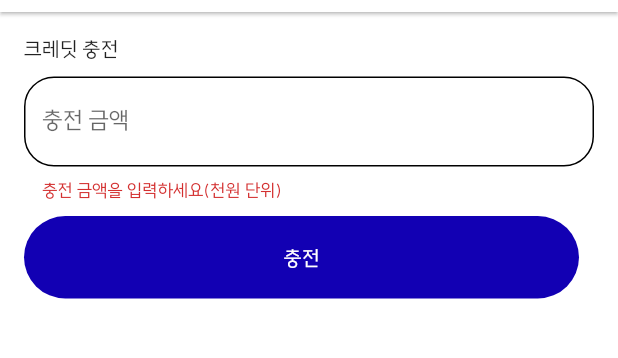
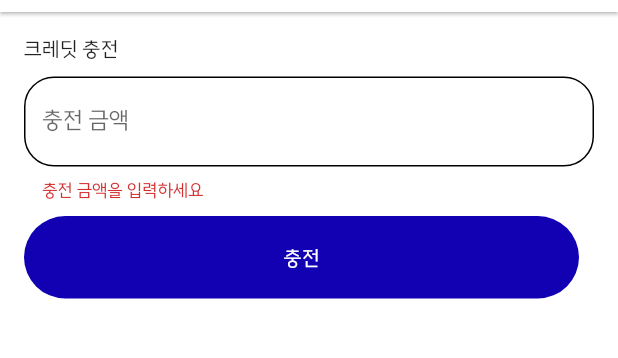
Before and after one commit to ParkJinUk4637/ClassCar, a Flutter app: the ChargePage screen opened directly with empty values, on a phone screen of 412 x 824 dp, the part 72-430 px from its top. Run offline on Flutter 3.47's test engine with Material 2 defaults, Android fonts, the phone set to English and light mode, and no system bars; our stand-ins replace cached_network_image, cloud_firestore, firebase_auth, firebase_core, firebase_storage, flutter_rating_bar and 7 more; missing offline and left inert: bootpay, remedi_kopo; accounts and stored records are empty; project files that could hold a hidden picture were left out.

Commit message:
일부 위치 금액 콤마 표기

```diff
--- a/lib/layouts/main_page/main_page/main_page.dart
+++ b/lib/layouts/main_page/main_page/main_page.dart
@@ -2,6 +2,7 @@ import 'package:cloud_firestore/cloud_firestore.dart';
 import 'package:firebase_auth/firebase_auth.dart';
 import 'package:flutter/material.dart';
 import 'package:flutter_rating_bar/flutter_rating_bar.dart';
+import 'package:intl/intl.dart';
 
 import '../../../component/app_snackbar.dart';
 import '../../../models/car_info_model.dart';
@@ -136,7 +137,7 @@ class _MainPage extends State<MainPage> with AutomaticKeepAliveClientMixin {
             Expanded(
               flex: 1,
               child: Column(children: [
-                Text("가격/일 : ${car.sharingPrice}원"),
+                Text("가격/일 : ${NumberFormat('###,###,###,###').format(car.sharingPrice).replaceAll(' ', '')}원"),
               ]),
             )
           ],
--- a/lib/layouts/main_page/my_page/charge_page.dart
+++ b/lib/layouts/main_page/my_page/charge_page.dart
@@ -43,7 +43,7 @@ class _ChargePage extends State<ChargePage> {
           keyboardType: TextInputType.emailAddress,
           validator: (String? value) {
             if (value!.isEmpty) {
-              return '충전 금액을 입력하세요(천원 단위)';
+              return '충전 금액을 입력하세요';
             }
             return null;
           },
--- a/lib/layouts/main_page/my_page/my_page.dart
+++ b/lib/layouts/main_page/my_page/my_page.dart
@@ -8,6 +8,7 @@ import 'package:flutter/material.dart';
 import 'package:flutter_secure_storage/flutter_secure_storage.dart';
 import 'package:get/get.dart';
 import 'package:image_picker/image_picker.dart';
+import 'package:intl/intl.dart';
 import 'package:my_classcar/layouts/main_page/my_page/charge_page.dart';
 import 'package:my_classcar/layouts/main_page/my_page/list_tile_button.dart';
 import 'package:my_classcar/layouts/main_page/my_page/setting_page/setting_detail_pages/reauth_password_reset.dart';
@@ -219,7 +220,7 @@ class _MyPage extends State<MyPage> with AutomaticKeepAliveClientMixin {
               children: [
                 Text("${user?.displayName}"),
                 Text('${user?.email}'),
-                Text("credit : ${credit?.toInt()}"),
+                Text("credit : ${NumberFormat('###,###,###,###').format(credit?.toInt()).replaceAll(' ', '')}원"),
               ],
             ),
           ),
--- a/lib/layouts/main_page/my_rental/datail_rental_page/detail_rental_page.dart
+++ b/lib/layouts/main_page/my_rental/datail_rental_page/detail_rental_page.dart
@@ -1,5 +1,6 @@
 import 'package:cached_network_image/cached_network_image.dart';
 import 'package:flutter/material.dart';
+import 'package:intl/intl.dart';
 import 'package:my_classcar/layouts/main_page/app_bar.dart';
 import 'package:smooth_page_indicator/smooth_page_indicator.dart';
 import '../../../../models/car_info_model.dart';
@@ -95,7 +96,7 @@ class _DetailRentalPage extends State<DetailRentalPage> {
             contentsText(""),
             miniTitleText("총 대여 가격"),
             contentsText(
-                (rent.rentalCost != null ? "${rent.rentalCost}원" : "총 대여 가격")),
+                (rent.rentalCost != null ? "${NumberFormat('###,###,###,###').format(rent.rentalCost).replaceAll(' ', '')}원" : "총 대여 가격")),
             contentsText(""),
             miniTitleText("기타 옵션"),
             // contentsText(""
--- a/pubspec.yaml
+++ b/pubspec.yaml
@@ -55,6 +55,7 @@ dependencies:
   flutter_time_picker_spinner: ^2.0.0
   flutter_rating_bar : ^4.0.1
   remedi_kopo: ^0.0.2
+  intl: ^0.18.1
 
 
 dev_dependencies:
```
Also changed, not shown: lib/layouts/main_page/my_rental/my_rental.dart (+11 -2 lines), pubspec.lock.
